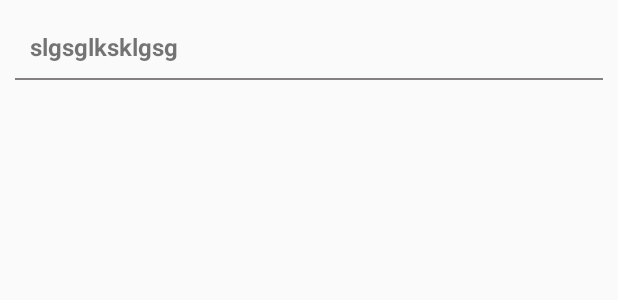
After one commit to chaudharybharat/Audio-EncryptDecryptSaveSD, an Android app: the layout row_audio_file.xml on its own in the app's theme, with its tools: preview values and no code run, on a phone screen of 412 x 824 dp. The commit adds this screen. Shown: the top 300 px of the screen. Run offline under Robolectric (Android 15) with nearby library versions, the phone set to English and light mode, and no system bars.

Commit message:
last commite

```diff
--- a/app/src/main/AndroidManifest.xml
+++ b/app/src/main/AndroidManifest.xml
@@ -19,6 +19,7 @@
                 <category android:name="android.intent.category.LAUNCHER" />
             </intent-filter>
         </activity>
+        <activity android:name=".DownlaodSongActivity"/>
     </application>
 
 </manifest>
--- a/app/src/main/java/com/example/saveaudiofilesd/Constants.java
+++ b/app/src/main/java/com/example/saveaudiofilesd/Constants.java
@@ -7,8 +7,10 @@ package com.example.saveaudiofilesd;
 public class Constants {
 
     // Files
-    //public static final String DOWNLOAD_AUDIO_URL = "http://www.noiseaddicts.com/samples_1w72b820/272.mp3";
-   public static final String DOWNLOAD_AUDIO_URL = "https://www.soundhelix.com/examples/mp3/SoundHelix-Song-1.mp3";
+   // public static final String DOWNLOAD_AUDIO_URL = "http://www.noiseaddicts.com/samples_1w72b820/272.mp3";
+   // public static final String DOWNLOAD_AUDIO_URL = "https://www.soundhelix.com/examples/mp3/SoundHelix-Song-4.mp3";
+    //public static final String DOWNLOAD_AUDIO_URL = "https://www.soundhelix.com/examples/mp3/SoundHelix-Song-7.mp3";
+     public static final String DOWNLOAD_AUDIO_URL = "https://www.soundhelix.com/examples/mp3/SoundHelix-Song-1.mp3";
     public static final String FILE_NAME = extractFilename(DOWNLOAD_AUDIO_URL);
     public static final String TEMP_FILE_NAME = "temp";
     public static final String FILE_EXT = ".mp3";
--- a/app/src/main/res/layout/activity_downlaod_song.xml
+++ b/app/src/main/res/layout/activity_downlaod_song.xml
@@ -6,9 +6,9 @@
     android:layout_height="match_parent"
     android:orientation="vertical"
     tools:context=".DownlaodSongActivity">
-    <android.support.v7.widget.RecyclerView
+    <androidx.recyclerview.widget.RecyclerView
         android:id="@+id/recycler_view"
         android:scrollbars="vertical"
         android:layout_width="match_parent"
-        android:layout_height="wrap_content"/>
+        android:layout_height="match_parent"/>
 </LinearLayout>
--- /dev/null
+++ b/app/src/main/res/layout/row_audio_file.xml
@@ -0,0 +1,28 @@
+<?xml version="1.0" encoding="utf-8"?>
+<RelativeLayout xmlns:android="http://schemas.android.com/apk/res/android"
+    android:layout_width="match_parent"
+    android:layout_height="wrap_content"
+    android:background="?android:attr/selectableItemBackground"
+    android:clickable="true"
+    android:focusable="true"
+    android:orientation="vertical"
+    android:padding="10dp"
+   >
+
+    <TextView
+        android:id="@+id/tv_audio"
+        android:layout_width="match_parent"
+        android:layout_height="wrap_content"
+        android:layout_alignParentTop="true"
+        android:padding="10dp"
+         android:text="slgsglksklgsg"
+        android:textSize="16dp"
+        android:textStyle="bold" />
+    <View
+        android:layout_width="match_parent"
+        android:layout_height="1dp"
+        android:layout_below="@+id/tv_audio"
+        android:background="@color/black"/>
+
+
+</RelativeLayout>
--- a/app/src/main/res/values/colors.xml
+++ b/app/src/main/res/values/colors.xml
@@ -3,4 +3,5 @@
     <color name="colorPrimary">#008577</color>
     <color name="colorPrimaryDark">#00574B</color>
     <color name="colorAccent">#D81B60</color>
+    <color name="black">#838181</color>
 </resources>
```
Also changed, not shown: app/src/main/java/com/example/saveaudiofilesd/DownlaodSongActivity.java (+131 -1 lines), app/src/main/java/com/example/saveaudiofilesd/FileUtils.java (+19 -3 lines), app/src/main/java/com/example/saveaudiofilesd/MainActivity.java (+12 -13 lines), app/src/main/java/com/example/saveaudiofilesd/model/AudioModel.java (added, +27 -0 lines), app/src/main/res/layout/activity_main.xml (+9 -8 lines).
